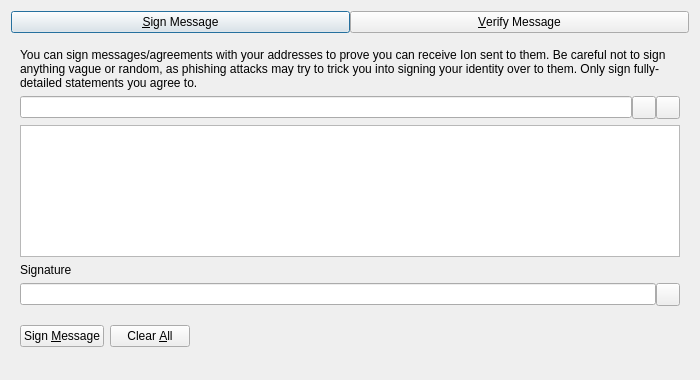
This is src/qt/forms/signverifymessagedialog.ui in ckti-gitian-ion/ion as Qt 5 draws it before an edit. The edited form follows.
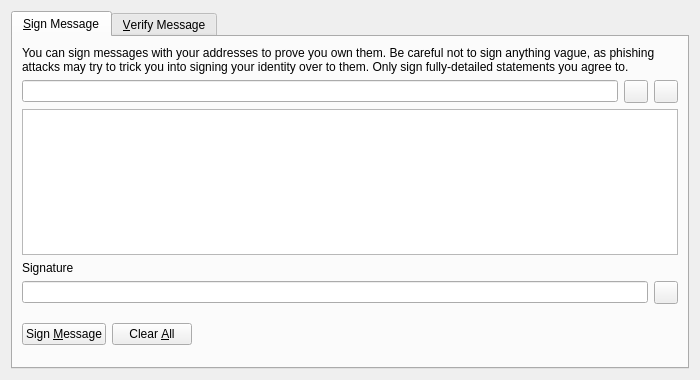
This is the edited form. Icons and pictures are not drawn. Custom widgets are drawn as their Qt base class.

```diff
--- a/src/qt/forms/signverifymessagedialog.ui
+++ b/src/qt/forms/signverifymessagedialog.ui
@@ -18,52 +18,19 @@
   </property>
   <layout class="QVBoxLayout" name="verticalLayout">
    <item>
-    <layout class="QHBoxLayout" name="horizontalLayout_Buttons_2">
-     <property name="spacing">
-      <number>0</number>
-     </property>
-     <property name="topMargin">
-      <number>0</number>
-     </property>
-     <item>
-      <widget class="QPushButton" name="btnSignMessage">
-       <property name="text">
-        <string>&amp;Sign Message</string>
-       </property>
-       <property name="checkable">
-        <bool>true</bool>
-       </property>
-      </widget>
-     </item>
-     <item>
-      <widget class="QPushButton" name="btnVerifyMessage">
-       <property name="text">
-        <string>&amp;Verify Message</string>
-       </property>
-       <property name="checkable">
-        <bool>true</bool>
-       </property>
-      </widget>
-     </item>
-    </layout>
-   </item>
-   <item>
-    <widget class="QStackedWidget" name="stackedWidgetSig">
-     <property name="minimumSize">
-      <size>
-       <width>0</width>
-       <height>0</height>
-      </size>
-     </property>
+    <widget class="QTabWidget" name="tabWidget">
      <property name="currentIndex">
       <number>0</number>
      </property>
-     <widget class="QWidget" name="pageSignMessage">
+     <widget class="QWidget" name="tabSignMessage">
+      <attribute name="title">
+       <string>&amp;Sign Message</string>
+      </attribute>
       <layout class="QVBoxLayout" name="verticalLayout_SM">
        <item>
         <widget class="QLabel" name="infoLabel_SM">
          <property name="text">
-          <string>You can sign messages/agreements with your addresses to prove you can receive Ion sent to them. Be careful not to sign anything vague or random, as phishing attacks may try to trick you into signing your identity over to them. Only sign fully-detailed statements you agree to.</string>
+          <string>You can sign messages with your addresses to prove you own them. Be careful not to sign anything vague, as phishing attacks may try to trick you into signing your identity over to them. Only sign fully-detailed statements you agree to.</string>
          </property>
          <property name="textFormat">
           <enum>Qt::PlainText</enum>
@@ -75,9 +42,6 @@
        </item>
        <item>
         <layout class="QHBoxLayout" name="horizontalLayout_1_SM">
-         <property name="spacing">
-          <number>0</number>
-         </property>
          <item>
           <widget class="QValidatedLineEdit" name="addressIn_SM">
            <property name="toolTip">
@@ -132,11 +96,13 @@
        </item>
        <item>
         <layout class="QHBoxLayout" name="horizontalLayout_2_SM">
-         <property name="spacing">
-          <number>0</number>
-         </property>
          <item>
           <widget class="QLineEdit" name="signatureOut_SM">
+           <property name="font">
+            <font>
+             <italic>true</italic>
+            </font>
+           </property>
            <property name="readOnly">
             <bool>true</bool>
            </property>
@@ -197,6 +163,12 @@
          </item>
          <item>
           <widget class="QLabel" name="statusLabel_SM">
+           <property name="font">
+            <font>
+             <weight>75</weight>
+             <bold>true</bold>
+            </font>
+           </property>
            <property name="text">
             <string/>
            </property>
@@ -222,7 +194,10 @@
        </item>
       </layout>
      </widget>
-     <widget class="QWidget" name="pageVerifyMessage">
+     <widget class="QWidget" name="tabVerifyMessage">
+      <attribute name="title">
+       <string>&amp;Verify Message</string>
+      </attribute>
       <layout class="QVBoxLayout" name="verticalLayout_VM">
        <item>
         <widget class="QLabel" name="infoLabel_VM">
```
Left out of the diff: 53 changed lines with no effect on the pictures.
